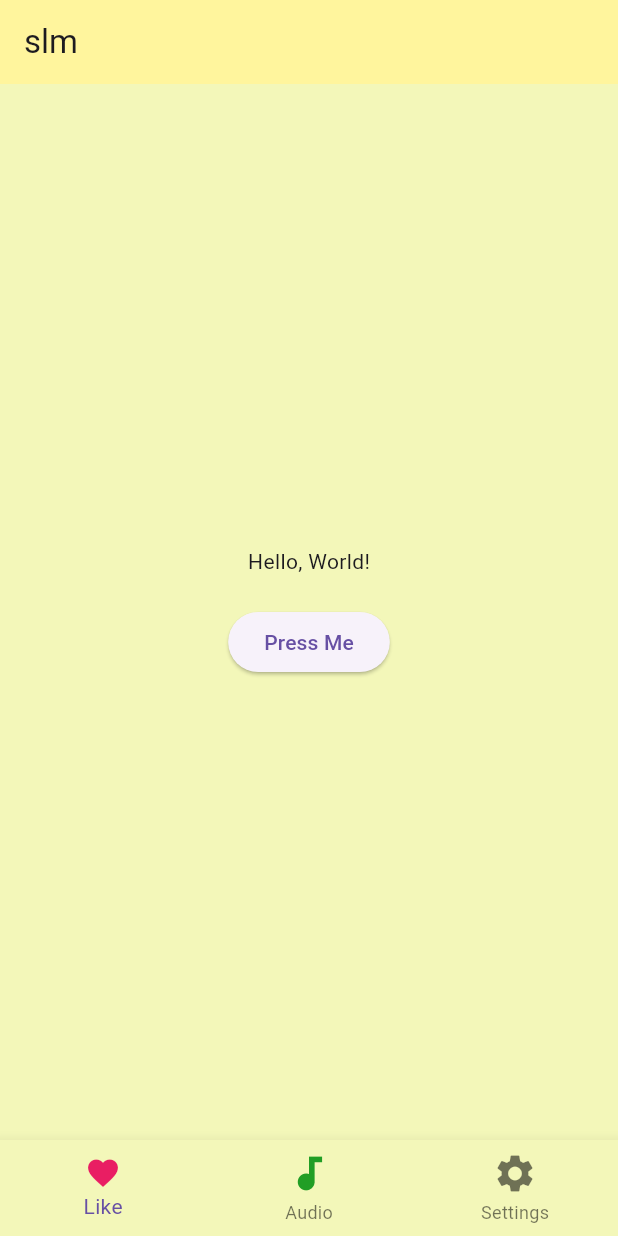
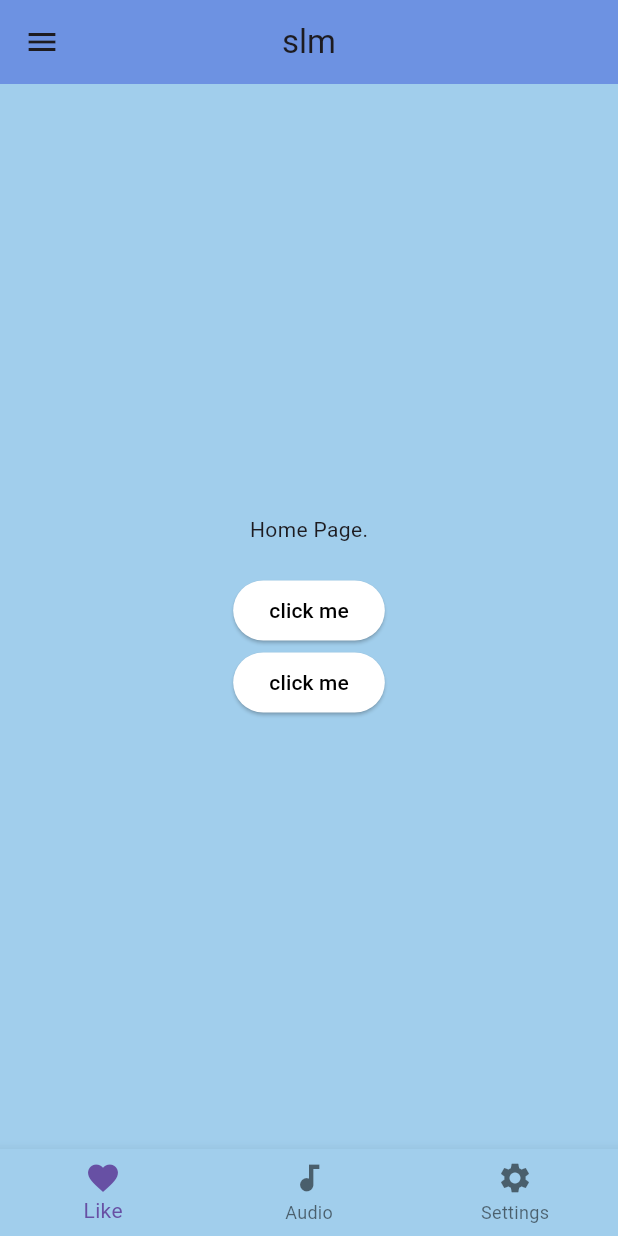
Before and after one commit to imadselka/flutterApp, a Flutter app: the screen it shows after launch, on a phone screen of 412 x 824 dp. Run offline on Flutter 3.47's test engine with Material 3 defaults, Android fonts, the phone set to English and light mode, and no system bars.

Commit message:
feat : swiper navigation between tabs - empty drawer for now - improve UI

```diff
--- a/lib/main.dart
+++ b/lib/main.dart
@@ -1,72 +1,133 @@
 import 'package:flutter/material.dart';
 
 void main() {
-  runApp(const MyApp());
+  runApp(MyApp());
 }
 
-class MyApp extends StatelessWidget {
-  const MyApp({Key? key}) : super(key: key);
+class MyApp extends StatefulWidget {
+  MyApp({Key? key}) : super(key: key);
+
+  @override
+  State<MyApp> createState() => _MyAppState();
+}
+
+class _MyAppState extends State<MyApp> {
+  String buttonText = 'click me';
+  int currentIndex = 0;
+  PageController _pageController = PageController();
+
+  @override
+  void dispose() {
+    _pageController.dispose();
+    super.dispose();
+  }
 
   @override
   Widget build(BuildContext context) {
-    int result = 1 + 1;
     return MaterialApp(
-      debugShowCheckedModeBanner:
-          false, // to remove debug banner so annoying !!!8
+      debugShowCheckedModeBanner: false,
       home: Scaffold(
-        backgroundColor: const Color.fromARGB(255, 243, 247, 185),
+        drawer:
+            const Drawer(backgroundColor: Color.fromARGB(255, 161, 206, 236)),
+        backgroundColor: const Color.fromARGB(255, 161, 206, 236),
         appBar: AppBar(
           title: const Text('slm'),
-          backgroundColor: Colors.yellow[200],
+          centerTitle: true,
+          backgroundColor: const Color.fromARGB(255, 109, 146, 226),
         ),
-        body: Center(
-          child: Column(
-            mainAxisAlignment: MainAxisAlignment.center,
-            children: [
-              const Text('Hello, World!'),
-              const SizedBox(
-                  height:
-                      20), // Optional: Add some space between text and button
-              ElevatedButton(
-                onPressed: () {
-                  Text(result.toString());
-                },
-                child: const Text('Press Me'),
-              ),
-            ],
-          ),
+        body: PageView(
+          controller: _pageController,
+          onPageChanged: (index) {
+            setState(() {
+              currentIndex = index;
+            });
+          },
+          children: _buildBody(),
         ),
         bottomNavigationBar: BottomNavigationBar(
-          backgroundColor: const Color.fromARGB(255, 243, 247, 185),
+          backgroundColor: const Color.fromARGB(255, 161, 206, 236),
           items: const [
             BottomNavigationBarItem(
               label: 'Like',
               icon: Icon(
                 Icons.favorite,
-                color: Colors.pink,
-                size: 24.0,
-                semanticLabel: 'Text to announce in accessibility modes',
               ),
             ),
             BottomNavigationBarItem(
               label: 'Audio',
               icon: Icon(
                 Icons.audiotrack,
-                color: Color.fromARGB(255, 33, 158, 37),
-                size: 30.0,
-                semanticLabel: 'Audio track',
               ),
             ),
             BottomNavigationBarItem(
-                label: 'Settings',
-                icon: Icon(
-                  Icons.settings,
-                  size: 30.0,
-                  semanticLabel: 'Settings',
-                ))
+              label: 'Settings',
+              icon: Icon(
+                Icons.settings,
+              ),
+            ),
           ],
+          currentIndex: currentIndex,
+          onTap: (int index) {
+            setState(() {
+              currentIndex = index;
+              _pageController.animateToPage(
+                index,
+                duration: const Duration(milliseconds: 300),
+                curve: Curves.easeInOut,
+              );
+            });
+          },
         ),
       ),
     );
   }
+
+  List<Widget> _buildBody() {
+    return [
+      SizedBox(
+        width: double.infinity,
+        height: double.infinity,
+        child: Column(
+          mainAxisAlignment: MainAxisAlignment.center,
+          crossAxisAlignment: CrossAxisAlignment.center,
+          children: [
+            const Text('Home Page.'),
+            const SizedBox(height: 20),
+            ElevatedButton(
+              style: ElevatedButton.styleFrom(
+                foregroundColor: Colors.black,
+                backgroundColor: Colors.white,
+              ),
+              onPressed: () {
+                setState(() {
+                  buttonText = 'clicked';
+                });
+              },
+              child: Text(buttonText),
+            ),
+            ElevatedButton(
+              style: ElevatedButton.styleFrom(
+                foregroundColor: Colors.black,
+                backgroundColor: Colors.white,
+              ),
+              onPressed: () {
+                setState(() {
+                  buttonText = 'clicked';
+                });
+              },
+              child: Text(buttonText),
+            ),
+          ],
+        ),
+      ),
+      Container(
+        alignment: Alignment.center,
+        child: const Text('Audio content'),
+      ),
+      Container(
+        alignment: Alignment.center,
+        child: const Text('Settings content'),
+      ),
+    ];
+  }
 }
```
Also changed, not shown: 1 other file.
